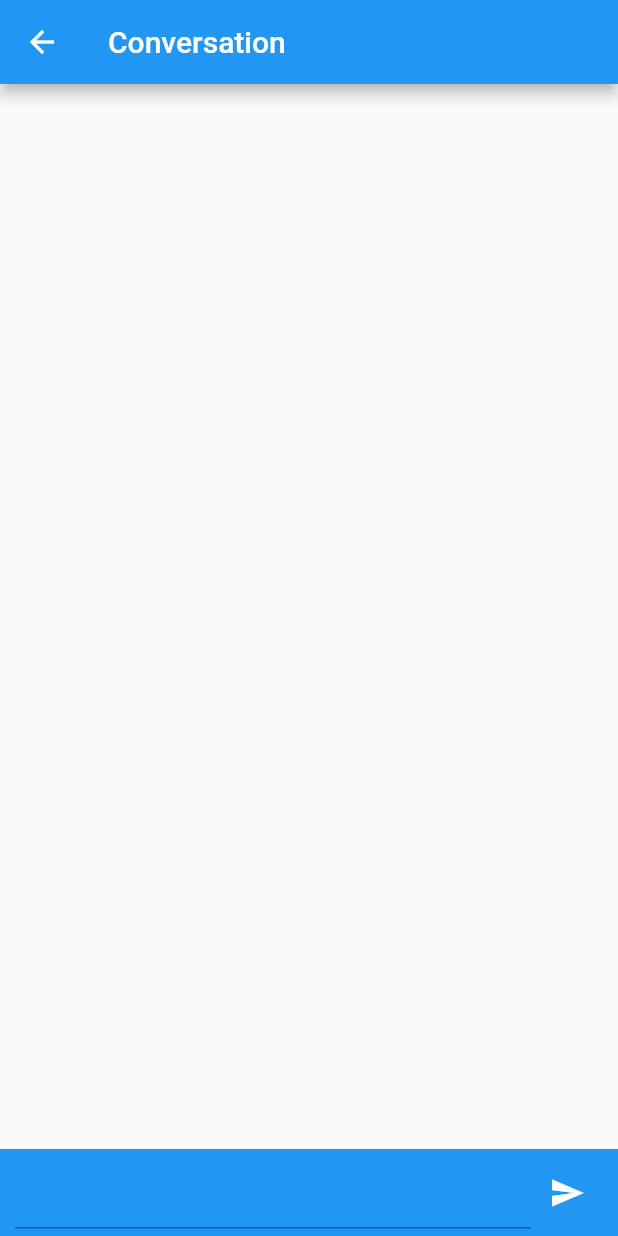
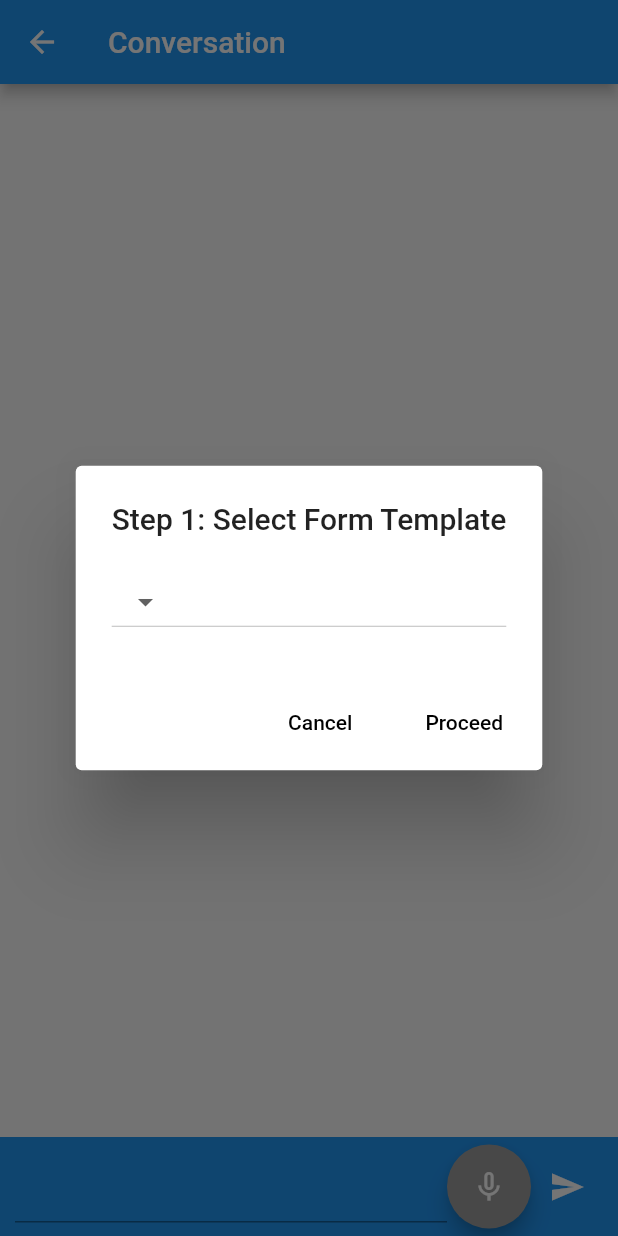
Before and after one commit to umgc/umgc.formbot.mobile, a Flutter app: the ConversationPage screen opened by its route, on a phone screen of 412 x 824 dp. Run offline on Flutter 3.47's test engine with Material 2 defaults, Android fonts, the phone set to English and light mode, and no system bars; our stand-ins replace speech_to_text; missing offline and left inert: dialog_flowtter.

Commit message:
Final authentication method with Dialogflow. Also added form template selection modal dialog before starting.

```diff
--- a/formbot_app/assets/dialog_flow_auth.json
+++ b/formbot_app/assets/dialog_flow_auth.json
@@ -1,3 +1,3 @@
 {
-
+  "placeholder": "replace this line with the JSON token provided by dialogflow"
 }
--- a/formbot_app/lib/conversation.dart
+++ b/formbot_app/lib/conversation.dart
@@ -1,33 +1,12 @@
+import 'dart:developer';
+
 import 'package:flutter/material.dart';
 import 'package:dialog_flowtter/dialog_flowtter.dart';
+import 'package:speech_to_text/speech_recognition_error.dart';
+import 'package:speech_to_text/speech_recognition_result.dart';
+import 'package:speech_to_text/speech_to_text.dart';
 
 import 'app_body.dart';
-
-/*class ConversationPage extends StatelessWidget {
-  static const String routeName = 'conversation';
-
-  @override
-  Widget build(BuildContext context) {
-
-    Future<bool> _willPopCallback() async {
-      Navigator.pushNamedAndRemoveUntil(
-          context,
-          routeName,
-          ModalRoute.withName("/")
-      );
-      return false; // return true if the route to be popped
-    }
-
-    new WillPopScope(child: new Scaffold(), onWillPop: _willPopCallback);
-
-    return new Scaffold(
-        appBar: AppBar(
-          title: Text("Conversation"),
-        ),
-        endDrawer: AuthDrawer(),
-        body: Center(child: Text("Conversation")));
-  }
-}*/
 
 class ConversationPage extends StatefulWidget {
   static const String routeName = 'conversation';
@@ -40,15 +19,60 @@ class ConversationPage extends StatefulWidget {
 }
 
 class _ConversationPageState extends State<ConversationPage> {
+
   DialogFlowtter dialogFlowtter;
   final TextEditingController _controller = TextEditingController();
-
+  SpeechToText _speech;
+  bool _isListening = false;
+  String lastWords = '';
+  String lastError = '';
+  String lastStatus = '';
+  int resultListened = 0;
+  String _words = '';
+  String dropdownValue = 'URL 1';
   List<Map<String, dynamic>> messages = [];
 
   @override
   void initState() {
     super.initState();
     DialogFlowtter.fromFile().then((instance) => dialogFlowtter = instance);
+    _speech = SpeechToText();
+    _showDialog();
+  }
+
+  _showDialog() async {
+    await Future.delayed(Duration(milliseconds: 50));
+    showDialog(
+      context: context,
+      builder: (BuildContext context) {
+        return Expanded(
+          child: AlertDialog(
+            title: Text('Step 1: Select Form Template'),
+            content:
+            DropdownButton<String>(
+              items: <String>['A', 'B', 'C', 'D'].map((String value) {
+                return new DropdownMenuItem<String>(
+                  value: value,
+                  child: new Text(value),
+                );
+              }).toList(),
+              onChanged: (_) {},
+            ),
+            actions: [
+              FlatButton(
+                textColor: Colors.black,
+                onPressed: () {},
+                child: Text('Cancel'),
+              ),
+              FlatButton(
+                textColor: Colors.black,
+                onPressed: () {},
+                child: Text('Proceed'),
+              ),],
+          ),
+        );
+      },
+    );
   }
 
   @override
@@ -57,6 +81,7 @@ class _ConversationPageState extends State<ConversationPage> {
       appBar: AppBar(
         title: Text('Conversation'),
       ),
+
       body: Column(
         children: [
           Expanded(child: AppBody(messages: messages)),
@@ -74,6 +99,13 @@ class _ConversationPageState extends State<ConversationPage> {
                     style: TextStyle(color: Colors.white),
                   ),
                 ),
+                FloatingActionButton(
+                  child: Icon(_isListening ? Icons.mic : Icons.mic_none),
+                  onPressed: _listen,
+                  hoverColor: Colors.red,
+                  splashColor: Colors.blue,
+                  backgroundColor: Colors.grey,
+                ),
                 IconButton(
                   color: Colors.white,
                   icon: Icon(Icons.send),
@@ -90,6 +122,80 @@ class _ConversationPageState extends State<ConversationPage> {
     );
   }
 
+  Future<String> _listen() async {
+    String result = '';
+    if (!_isListening) {
+      bool available = await _speech.initialize(
+          onError: errorListener, onStatus: statusListener, debugLogging: false
+      );
+
+      if (available) {
+        log('started, time: ${DateTime.now()}', time: DateTime.now());
+        setState(() => _isListening = true);
+        _speech.listen(
+          cancelOnError: true,
+          onResult: resultListener,
+          partialResults: false,
+        );
+        return result;
+      }
+    } else {
+      stopListening();
+      log('stopped, time: ${DateTime.now()}', time: DateTime.now());
+      return result;
+    }
+    return result;
+  }
+
+  Future<void> complete() async {
+    if (!_speech.isListening && (_speech.lastStatus == 'isListening') && _controller.text.isNotEmpty) {
+      log('completing, time: ${DateTime.now()}', time: DateTime.now());
+      stopListening();
+      sendMessage(_controller.text);
+      _controller.clear();
+    }
+  }
+
+  void stopListening() {
+    log('stopping, time: ${DateTime.now()}', time: DateTime.now());
+    _speech.stop();
+    setState(() {
+      _isListening = false;
+    });
+  }
+
+  void errorListener(SpeechRecognitionError error) {
+    log("speech error status: $error, listening: ${_speech.isListening}, time: ${DateTime.now()}", time: DateTime.now());
+    setState(() {
+      lastError = '${error.errorMsg} - ${error.permanent}';
+    });
+  }
+
+  void statusListener(String status) {
+    log('speech listener Status: $status, time: ${DateTime.now()}', time: DateTime.now());
+    setState(() {
+      lastStatus = '$status';
+    });
+  }
+
+  void resultListener(SpeechRecognitionResult result) {
+    ++resultListened;
+    print('Result listener $resultListened');
+    setState(() {
+      lastWords = '${result.recognizedWords} - ${result.finalResult}';
+      log('result ${result.recognizedWords}, time: ${DateTime.now()}', time: DateTime.now());
+      log('finalResult ${result.finalResult}, time: ${DateTime.now()}', time: DateTime.now());
+      log('lastWords $lastWords, time: ${DateTime.now()}', time: DateTime.now());
+      _controller.text = result.recognizedWords;
+
+      stopListening();
+      log('auto stopped, time: ${DateTime.now()}', time: DateTime.now());
+    }
+    );
+    sendMessage(_controller.text);
+    _controller.clear();
+  }
+
   void sendMessage(String text) async {
     if (text.isEmpty) return;
     setState(() {
@@ -99,7 +205,7 @@ class _ConversationPageState extends State<ConversationPage> {
       );
     });
 
-    dialogFlowtter.projectId = "formscriber2-gdoo";
+    dialogFlowtter.projectId = "form-bot-1577a";
 
     DetectIntentResponse response = await dialogFlowtter.detectIntent(
       queryInput: QueryInput(text: TextInput(text: text)),
--- a/formbot_app/lib/routes/routes.dart
+++ b/formbot_app/lib/routes/routes.dart
@@ -3,7 +3,6 @@
 import 'package:formbot_app/help.dart';
 import 'package:formbot_app/homepage.dart';
 import 'package:formbot_app/conversation.dart';
-
 
 class Routes{
   static const String help = HelpPage.routeName;
--- a/formbot_app/pubspec.yaml
+++ b/formbot_app/pubspec.yaml
@@ -24,7 +24,8 @@ dependencies:
   flutter:
     sdk: flutter
   dialog_flowtter: ^0.2.0
-
+  speech_to_text: ^2.3.0
+  speech_recognition: ^0.3.0+1
 
   # The following adds the Cupertino Icons font to your application.
   # Use with the CupertinoIcons class for iOS style icons.
```
Also changed, not shown: formbot_app/lib/main.dart (+0 -15 lines), formbot_app/pubspec.lock, 3 other files.
